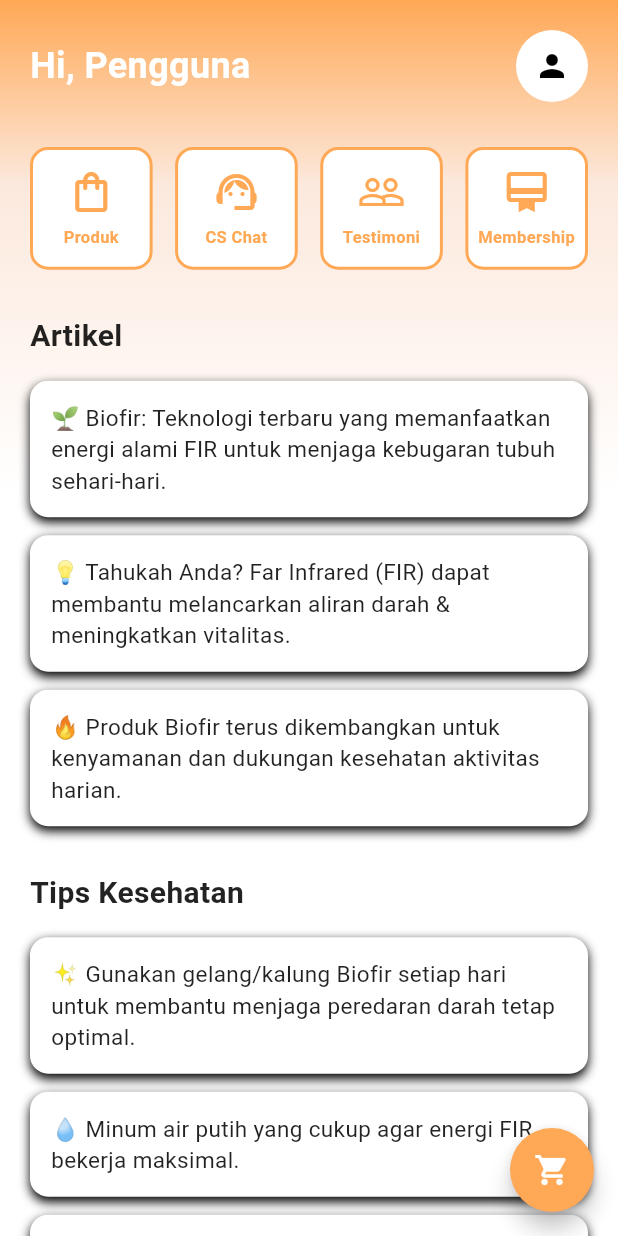
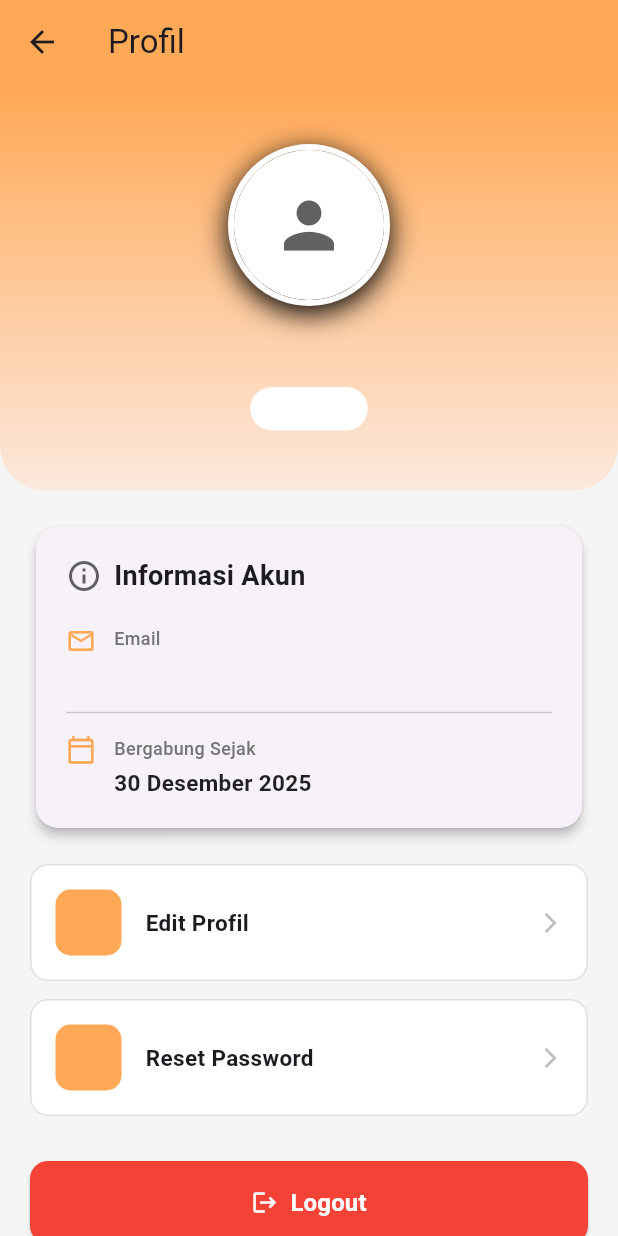
Before and after one commit to dailam008/Project_Perangkat_Lunak, a Flutter app: the UserDashboard screen opened directly, after a tap on the "person" icon, on a phone screen of 412 x 824 dp. Run offline on Flutter 3.47's test engine with Material 3 defaults, Android fonts, the phone set to English and light mode, and no system bars; our stand-ins replace cloud_firestore, firebase_auth, firebase_core; accounts and stored records are empty; Roboto replaces fonts that are missing (Arial).

Commit message:
membuat fitur user profile

```diff
--- /dev/null
+++ b/lib/pages/profile_page.dart
@@ -0,0 +1,488 @@
+import 'package:flutter/material.dart';
+import 'package:firebase_auth/firebase_auth.dart';
+import 'package:cloud_firestore/cloud_firestore.dart';
+
+class ProfilePage extends StatefulWidget {
+  const ProfilePage({super.key});
+
+  @override
+  State<ProfilePage> createState() => _ProfilePageState();
+}
+
+class _ProfilePageState extends State<ProfilePage> {
+  final FirebaseAuth _auth = FirebaseAuth.instance;
+  final FirebaseFirestore _firestore = FirebaseFirestore.instance;
+
+  String userName = 'Pengguna';
+  String userEmail = '';
+  bool isLoading = true;
+
+  @override
+  void initState() {
+    super.initState();
+    _loadUserData();
+  }
+
+  Future<void> _loadUserData() async {
+    try {
+      User? currentUser = _auth.currentUser;
+      if (currentUser != null) {
+        setState(() {
+          userEmail = currentUser.email ?? '';
+        });
+
+        DocumentSnapshot userDoc = await _firestore
+            .collection('users')
+            .doc(currentUser.uid)
+            .get();
+
+        if (userDoc.exists) {
+          var data = userDoc.data() as Map<String, dynamic>;
+          setState(() {
+            userName = data['name'] ?? 'Pengguna';
+          });
+        }
+      }
+    } catch (e) {
+      debugPrint('Error loading user data: $e');
+    } finally {
+      setState(() {
+        isLoading = false;
+      });
+    }
+  }
+
+  Future<void> _logout(BuildContext context) async {
+    showDialog(
+      context: context,
+      builder: (dialogContext) => AlertDialog(
+        title: const Text('Konfirmasi Logout'),
+        content: const Text('Apakah Anda yakin ingin keluar?'),
+        actions: [
+          TextButton(
+            onPressed: () => Navigator.pop(dialogContext),
+            child: const Text('Batal'),
+          ),
+          ElevatedButton(
+            onPressed: () async {
+              try {
+                await _auth.signOut();
+                if (!context.mounted) return;
+
+                Navigator.of(context).pushNamedAndRemoveUntil(
+                  '/',
+                      (route) => false,
+                );
+              } catch (e) {
+                if (!context.mounted) return;
+                Navigator.pop(dialogContext);
+                ScaffoldMessenger.of(context).showSnackBar(
+                  SnackBar(content: Text('Error logout: $e')),
+                );
+              }
+            },
+            style: ElevatedButton.styleFrom(backgroundColor: Colors.red),
+            child: const Text('Logout', style: TextStyle(color: Colors.white)),
+          ),
+        ],
+      ),
+    );
+  }
+
+  Future<void> _resetPassword(BuildContext context) async {
+    if (userEmail.isEmpty) {
+      ScaffoldMessenger.of(context).showSnackBar(
+        const SnackBar(content: Text('Email tidak ditemukan')),
+      );
+      return;
+    }
+
+    showDialog(
+      context: context,
+      builder: (dialogContext) => AlertDialog(
+        title: const Text('Reset Password'),
+        content: Text('Link reset password akan dikirim ke:\n$userEmail'),
+        actions: [
+          TextButton(
+            onPressed: () => Navigator.pop(dialogContext),
+            child: const Text('Batal'),
+          ),
+          ElevatedButton(
+            onPressed: () async {
+              try {
+                await _auth.sendPasswordResetEmail(email: userEmail);
+                if (!context.mounted) return;
+
+                Navigator.pop(dialogContext);
+                ScaffoldMessenger.of(context).showSnackBar(
+                  const SnackBar(
+                    content: Text('Link reset password telah dikirim ke email Anda!'),
+                    backgroundColor: Colors.green,
+                  ),
+                );
+              } catch (e) {
+                if (!context.mounted) return;
+                Navigator.pop(dialogContext);
+                ScaffoldMessenger.of(context).showSnackBar(
+                  SnackBar(content: Text('Error: $e')),
+                );
+              }
+            },
+            style: ElevatedButton.styleFrom(
+              backgroundColor: const Color(0xFFFFA855),
+            ),
+            child: const Text('Kirim Link', style: TextStyle(color: Colors.white)),
+          ),
+        ],
+      ),
+    );
+  }
+
+  void _showEditProfile(BuildContext context) {
+    final nameController = TextEditingController(text: userName);
+
+    showDialog(
+      context: context,
+      builder: (dialogContext) => AlertDialog(
+        title: const Text('Edit Profil'),
+        content: TextField(
+          controller: nameController,
+          decoration: const InputDecoration(
+            labelText: 'Nama',
+            border: OutlineInputBorder(),
+          ),
+        ),
+        actions: [
+          TextButton(
+            onPressed: () => Navigator.pop(dialogContext),
+            child: const Text('Batal'),
+          ),
+          ElevatedButton(
+            onPressed: () async {
+              if (nameController.text.trim().isEmpty) {
+                ScaffoldMessenger.of(context).showSnackBar(
+                  const SnackBar(content: Text('Nama tidak boleh kosong')),
+                );
+                return;
+              }
+
+              try {
+                User? currentUser = _auth.currentUser;
+                if (currentUser != null) {
+                  await _firestore.collection('users').doc(currentUser.uid).update({
+                    'name': nameController.text.trim(),
+                  });
+
+                  setState(() {
+                    userName = nameController.text.trim();
+                  });
+
+                  if (!context.mounted) return;
+                  Navigator.pop(dialogContext);
+                  ScaffoldMessenger.of(context).showSnackBar(
+                    const SnackBar(
+                      content: Text('Profil berhasil diupdate!'),
+                      backgroundColor: Colors.green,
+                    ),
+                  );
+                }
+              } catch (e) {
+                if (!context.mounted) return;
+                Navigator.pop(dialogContext);
+                ScaffoldMessenger.of(context).showSnackBar(
+                  SnackBar(content: Text('Error: $e')),
+                );
+              }
+            },
+            style: ElevatedButton.styleFrom(
+              backgroundColor: const Color(0xFFFFA855),
+            ),
+            child: const Text('Simpan', style: TextStyle(color: Colors.white)),
+          ),
+        ],
+      ),
+    );
+  }
+
+  @override
+  Widget build(BuildContext context) {
+    if (isLoading) {
+      return Scaffold(
+        appBar: AppBar(
+          title: const Text('Profil'),
+          backgroundColor: const Color(0xFFFFA855),
+        ),
+        body: const Center(child: CircularProgressIndicator()),
+      );
+    }
+
+    return Scaffold(
+      backgroundColor: Colors.grey[100],
+      appBar: AppBar(
+        title: const Text('Profil'),
+        backgroundColor: const Color(0xFFFFA855),
+        elevation: 0,
+      ),
+      body: SingleChildScrollView(
+        child: Column(
+          children: [
+            Container(
+              width: double.infinity,
+              decoration: const BoxDecoration(
+                gradient: LinearGradient(
+                  colors: [Color(0xFFFFA855), Color(0xFFFCE9DD)],
+                  begin: Alignment.topCenter,
+                  end: Alignment.bottomCenter,
+                ),
+                borderRadius: BorderRadius.only(
+                  bottomLeft: Radius.circular(30),
+                  bottomRight: Radius.circular(30),
+                ),
+              ),
+              padding: const EdgeInsets.symmetric(vertical: 40),
+              child: Column(
+                children: [
+                  Container(
+                    decoration: BoxDecoration(
+                      shape: BoxShape.circle,
+                      border: Border.all(color: Colors.white, width: 4),
+                      boxShadow: [
+                        BoxShadow(
+                          color: Colors.black.withValues(alpha: 51),
+                          blurRadius: 15,
+                          offset: const Offset(0, 5),
+                        ),
+                      ],
+                    ),
+                    child: CircleAvatar(
+                      radius: 50,
+                      backgroundColor: Colors.white,
+                      child: Icon(
+                        Icons.person,
+                        size: 50,
+                        color: Colors.grey[700],
+                      ),
+                    ),
+                  ),
+                  const SizedBox(height: 16),
+                  Text(
+                    userName,
+                    style: const TextStyle(
+                      fontSize: 24,
+                      fontWeight: FontWeight.bold,
+                      color: Colors.white,
+                    ),
+                  ),
+                  const SizedBox(height: 4),
+                  Container(
+                    padding: const EdgeInsets.symmetric(horizontal: 16, vertical: 6),
+                    decoration: BoxDecoration(
+                      color: Colors.white.withValues(alpha: 76),
+                      borderRadius: BorderRadius.circular(20),
+                    ),
+                    child: const Text(
+                      'Member',
+                      style: TextStyle(
+                        color: Colors.white,
+                        fontWeight: FontWeight.w600,
+                        fontSize: 12,
+                      ),
+                    ),
+                  ),
+                ],
+              ),
+            ),
+
+            const SizedBox(height: 20),
+
+            Padding(
+              padding: const EdgeInsets.symmetric(horizontal: 20),
+              child: Card(
+                elevation: 3,
+                shape: RoundedRectangleBorder(
+                  borderRadius: BorderRadius.circular(15),
+                ),
+                child: Padding(
+                  padding: const EdgeInsets.all(20),
+                  child: Column(
+                    crossAxisAlignment: CrossAxisAlignment.start,
+                    children: [
+                      Row(
+                        children: [
+                          Icon(Icons.info_outline, color: Colors.grey[700]),
+                          const SizedBox(width: 8),
+                          const Text(
+                            'Informasi Akun',
+                            style: TextStyle(
+                              fontSize: 18,
+                              fontWeight: FontWeight.bold,
+                            ),
+                          ),
+                        ],
+                      ),
+                      const SizedBox(height: 20),
+
+                      _buildInfoRow(
+                        icon: Icons.email_outlined,
+                        label: 'Email',
+                        value: userEmail,
+                      ),
+                      const Divider(height: 30),
+
+                      _buildInfoRow(
+                        icon: Icons.calendar_today_outlined,
+                        label: 'Bergabung Sejak',
+                        value: _auth.currentUser?.metadata.creationTime != null
+                            ? _formatDate(_auth.currentUser!.metadata.creationTime!)
+                            : '-',
+                      ),
+                    ],
+                  ),
+                ),
+              ),
+            ),
+
+            const SizedBox(height: 20),
+
+            Padding(
+              padding: const EdgeInsets.symmetric(horizontal: 20),
+              child: Column(
+                children: [
+                  _buildMenuButton(
+                    icon: Icons.edit_outlined,
+                    label: 'Edit Profil',
+                    onTap: () => _showEditProfile(context),
+                  ),
+                  const SizedBox(height: 12),
+                  _buildMenuButton(
+                    icon: Icons.lock_outline,
+                    label: 'Reset Password',
+                    onTap: () => _resetPassword(context),
+                  ),
+                ],
+              ),
+            ),
+
+            const SizedBox(height: 30),
+
+            Padding(
+              padding: const EdgeInsets.symmetric(horizontal: 20),
+              child: SizedBox(
+                width: double.infinity,
+                child: ElevatedButton.icon(
+                  onPressed: () => _logout(context),
+                  style: ElevatedButton.styleFrom(
+                    backgroundColor: Colors.red,
+                    padding: const EdgeInsets.symmetric(vertical: 16),
+                    shape: RoundedRectangleBorder(
+                      borderRadius: BorderRadius.circular(12),
+                    ),
+                  ),
+                  icon: const Icon(Icons.logout, color: Colors.white),
+                  label: const Text(
+                    'Logout',
+                    style: TextStyle(
+                      fontSize: 16,
+                      fontWeight: FontWeight.bold,
+                      color: Colors.white,
+                    ),
+                  ),
+                ),
+              ),
+            ),
+
+            const SizedBox(height: 40),
+          ],
+        ),
+      ),
+    );
+  }
+
+  Widget _buildInfoRow({
+    required IconData icon,
+    required String label,
+    required String value,
+  }) {
+    return Row(
+      crossAxisAlignment: CrossAxisAlignment.start,
+      children: [
+        Icon(icon, size: 20, color: const Color(0xFFFFA855)),
+        const SizedBox(width: 12),
+        Expanded(
+          child: Column(
+            crossAxisAlignment: CrossAxisAlignment.start,
+            children: [
+              Text(
+                label,
+                style: TextStyle(
+                  fontSize: 12,
+                  color: Colors.grey[600],
+                  fontWeight: FontWeight.w500,
+                ),
+              ),
+              const SizedBox(height: 4),
+              Text(
+                value,
+                style: const TextStyle(
+                  fontSize: 15,
+                  fontWeight: FontWeight.w600,
+                  color: Colors.black87,
+                ),
+              ),
+            ],
+          ),
+        ),
+      ],
+    );
+  }
+
+  Widget _buildMenuButton({
+    required IconData icon,
+    required String label,
+    required VoidCallback onTap,
+  }) {
+    return InkWell(
+      onTap: onTap,
+      borderRadius: BorderRadius.circular(12),
+      child: Container(
+        padding: const EdgeInsets.all(16),
+        decoration: BoxDecoration(
+          color: Colors.white,
+          borderRadius: BorderRadius.circular(12),
+          border: Border.all(color: Colors.grey[300]!),
+        ),
+        child: Row(
+          children: [
+            Container(
+              padding: const EdgeInsets.all(10),
+              decoration: BoxDecoration(
+                color: const Color(0xFFFFA855).withValues(alpha: 26),
+                borderRadius: BorderRadius.circular(10),
+              ),
+              child: Icon(icon, color: const Color(0xFFFFA855)),
+            ),
+            const SizedBox(width: 16),
+            Expanded(
+              child: Text(
+                label,
+                style: const TextStyle(
+                  fontSize: 15,
+                  fontWeight: FontWeight.w600,
+                ),
+              ),
+            ),
+            Icon(Icons.arrow_forward_ios, size: 16, color: Colors.grey[400]),
+          ],
+        ),
+      ),
+    );
+  }
+
+  String _formatDate(DateTime date) {
+    final months = [
+      'Januari', 'Februari', 'Maret', 'April', 'Mei', 'Juni',
+      'Juli', 'Agustus', 'September', 'Oktober', 'November', 'Desember'
+    ];
+    return '${date.day} ${months[date.month - 1]} ${date.year}';
+  }
+}
--- a/lib/pages/user_dashboard.dart
+++ b/lib/pages/user_dashboard.dart
@@ -1,8 +1,10 @@
 import 'package:flutter/material.dart';
 import 'package:url_launcher/url_launcher.dart';
 import 'package:cloud_firestore/cloud_firestore.dart';
+import 'package:firebase_auth/firebase_auth.dart';
 import 'keranjang_page.dart';
 import 'produk_page.dart';
+import 'profile_page.dart';
 
 // ====================================================================
 // 1. TESTIMONI PAGE
@@ -720,12 +722,25 @@
               child: Column(
                 crossAxisAlignment: CrossAxisAlignment.start,
                 children: [
-                  Row(
+                  StreamBuilder<DocumentSnapshot>(
+                    stream: FirebaseFirestore.instance
+                        .collection('users')
+                        .doc(FirebaseAuth.instance.currentUser?.uid)
+                        .snapshots(),
+                    builder: (context, snapshot) {
+                      String displayName = 'Pengguna';
+
+                      if (snapshot.hasData && snapshot.data!.exists) {
+                        var data = snapshot.data!.data() as Map<String, dynamic>?;
+                        displayName = data?['name'] ?? 'Pengguna';
+                      }
+
+                      return Row(
                         mainAxisAlignment: MainAxisAlignment.spaceBetween,
                         children: [
-                      const Text(
-                        "Hi, Pengguna",
-                        style: TextStyle(
+                          Text(
+                            "Hi, $displayName",
+                            style: const TextStyle(
                               fontSize: 24,
                               fontWeight: FontWeight.bold,
                               color: Colors.white,
@@ -738,10 +753,17 @@
                             ),
                             child: IconButton(
                               icon: const Icon(Icons.person, color: Colors.black),
-                          onPressed: () {},
+                              onPressed: () {
+                                Navigator.push(
+                                  context,
+                                  MaterialPageRoute(builder: (context) => const ProfilePage()),
+                                );
+                              },
                             ),
                           ),
                         ],
+                      );
+                    },
                   ),
 
                   const SizedBox(height: 30),
```
Lines whose indentation alone changed are shown as unchanged.
